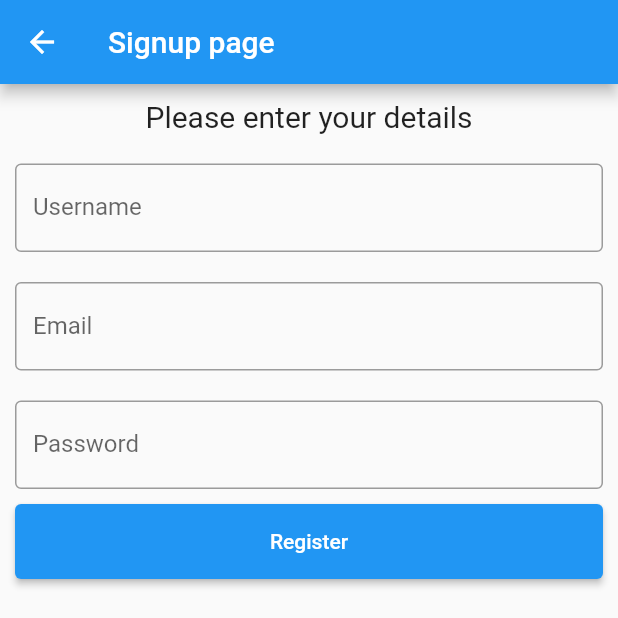
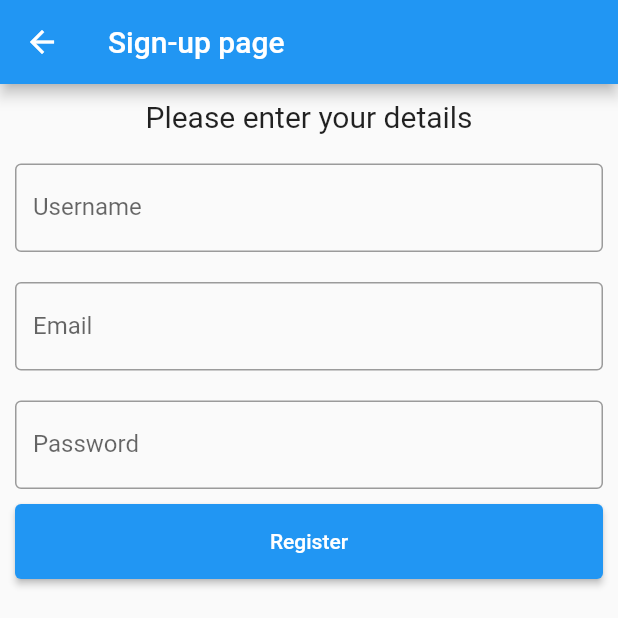
Before and after one commit to MercyCherotich/student_clearance_application, a Flutter app: the SignupPage screen opened directly, on a phone screen of 412 x 824 dp, the top half of it. Run offline on Flutter 3.47's test engine with Material 2 defaults, Android fonts, the phone set to English and light mode, and no system bars; drawn by our look-alikes of modal_progress_hud_nsn; our stand-ins replace cloud_firestore, dropdown_button2, firebase_auth, firebase_core; accounts and stored records are empty.

Commit message:
Changing sign-up spelling

```diff
--- a/lib/main.dart
+++ b/lib/main.dart
@@ -218,7 +218,7 @@ class _SignupPageState extends State<SignupPage> {
   Widget build(BuildContext context) {
     return Scaffold(
       appBar: AppBar(
-        title: const Text('Signup page'),
+        title: const Text('Sign-up page'),
       ),
       body: ModalProgressHUD(
         inAsyncCall: showSpinner,
```
